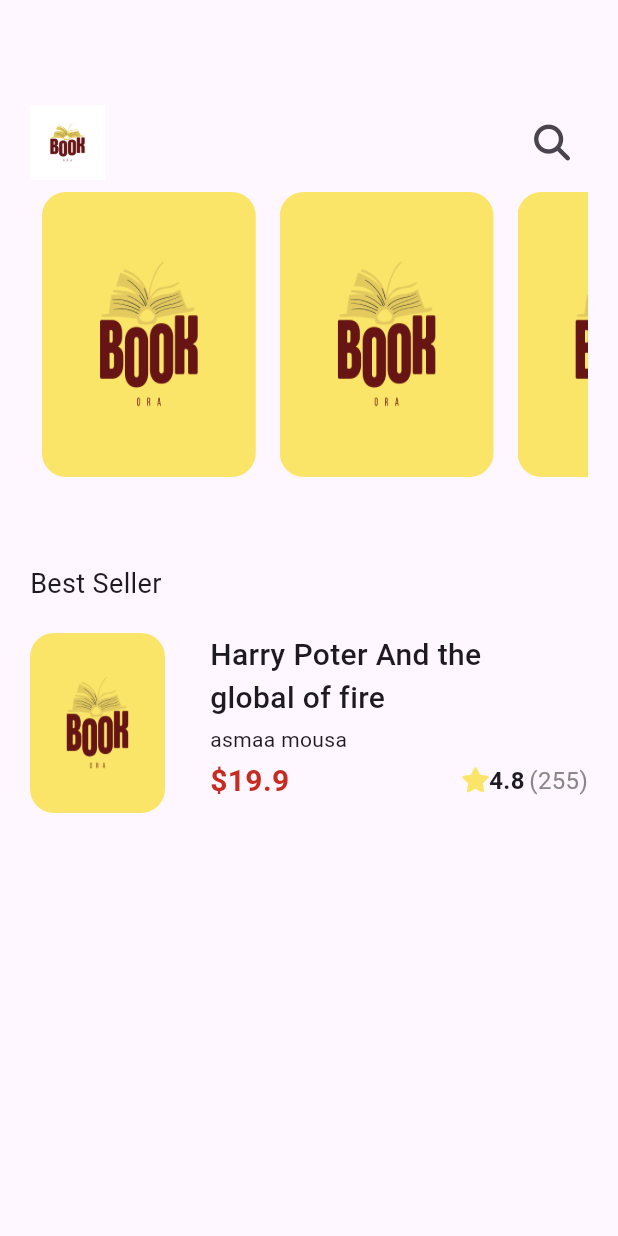
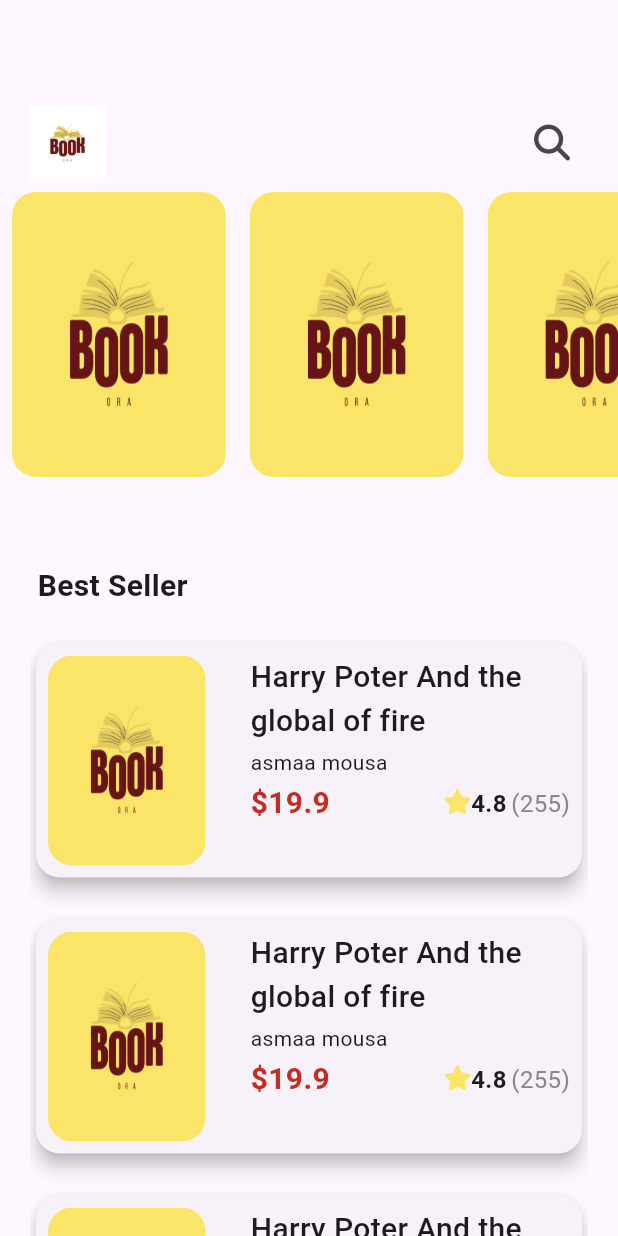
Before and after one commit to asmaamousa/Bookora, a Flutter app: the screen it shows after launch, on a phone screen of 412 x 824 dp. Run offline on Flutter 3.47's test engine with Material 3 defaults, Android fonts, the phone set to English and light mode, and no system bars; our stand-ins replace font_awesome_flutter, get, google_fonts.

Commit message:
best seller done

```diff
--- /dev/null
+++ b/lib/features/home/presentation/views/widgets/best_seller_listview.dart
@@ -0,0 +1,22 @@
+import 'package:bookora/features/home/presentation/views/widgets/bestseller_list_item.dart';
+import 'package:flutter/cupertino.dart';
+
+class BestSellerListview extends StatelessWidget {
+  const BestSellerListview({super.key});
+
+  @override
+  Widget build(BuildContext context) {
+    return ListView.builder(
+      // shrinkWrap: true,
+
+       physics:NeverScrollableScrollPhysics(),
+       padding:EdgeInsets.zero,
+      itemCount: 10,
+      itemBuilder: (context,index){
+      return Padding(
+        padding: const EdgeInsets.symmetric(vertical: 10),
+        child: BestSellerListItem(),
+      );
+    });
+  }
+}
--- a/lib/features/home/presentation/views/widgets/bestseller_list_item.dart
+++ b/lib/features/home/presentation/views/widgets/bestseller_list_item.dart
@@ -1,17 +1,25 @@
-import 'package:bookora/constantes.dart';
 import 'package:bookora/cores/utils/assets.dart';
 import 'package:bookora/cores/utils/styles.dart';
+import 'package:bookora/features/home/presentation/views/widgets/book_rating.dart';
 import 'package:flutter/cupertino.dart';
 import 'package:flutter/material.dart';
-import 'package:font_awesome_flutter/font_awesome_flutter.dart';
+
 
 class BestSellerListItem extends StatelessWidget {
   const BestSellerListItem({super.key});
 
   @override
   Widget build(BuildContext context) {
-    return SizedBox(
-      height: 120,
+    return Card(
+      // margin:EdgeInsets.all(30),
+        elevation: 5, // قوة الشادو
+    shape: RoundedRectangleBorder(
+      borderRadius: BorderRadius.circular(16),
+    ),
+      child: Padding(
+        padding: const EdgeInsets.all(8.0),
+        child: SizedBox(
+          height: 140,
           child: Row(
             children: [
               AspectRatio(
@@ -45,7 +53,7 @@
                     const SizedBox(height: 3),
                     const Text("asmaa mousa", style: Styles.textStyle14),
                     const SizedBox(height: 3),
-                const BookReting()
+                    const BookRating()
                   ],
                 ),
               ),
@@ -53,35 +61,8 @@
               // Column()
             ],
           ),
+        ),
+      ),
     );
   }
 }
-
-class BookReting extends StatelessWidget {
-  const BookReting({super.key});
-
-  @override
-  Widget build(BuildContext context) {
-    return Row(
-                children: [
-                  Text(
-                    r'$'
-                    "19.9",
-                    style: Styles.textStyle20.copyWith(
-                      fontWeight: FontWeight.bold,
-                      color: const Color.fromARGB(255, 198, 45, 34)
-                    ),
-                  ),
-                  Spacer(),
-                const  FaIcon(FontAwesomeIcons.solidStar,color:kPrimaryColor,size: 16,),
-                  Text("4.8",style: Styles.textStyle16.copyWith(
-                    fontWeight: FontWeight.w600
-                  ),),
-                SizedBox(width: 3,),
-                   Text("(255)",style: Styles.textStyle16.copyWith(
-                    color: const Color.fromRGBO(137, 136, 136, 1)
-                  ),)
-                ],
-              );
-  }
-}
--- /dev/null
+++ b/lib/features/home/presentation/views/widgets/book_rating.dart
@@ -0,0 +1,33 @@
+import 'package:bookora/constantes.dart';
+import 'package:bookora/cores/utils/styles.dart';
+import 'package:flutter/cupertino.dart';
+import 'package:font_awesome_flutter/font_awesome_flutter.dart';
+
+class BookRating extends StatelessWidget {
+  const BookRating({super.key});
+
+  @override
+  Widget build(BuildContext context) {
+    return Row(
+                children: [
+                  Text(
+                    r'$'
+                    "19.9",
+                    style: Styles.textStyle20.copyWith(
+                      fontWeight: FontWeight.bold,
+                      color: const Color.fromARGB(255, 198, 45, 34)
+                    ),
+                  ),
+                  Spacer(),
+                const  FaIcon(FontAwesomeIcons.solidStar,color:kPrimaryColor,size: 16,),
+                  Text("4.8",style: Styles.textStyle16.copyWith(
+                    fontWeight: FontWeight.w600
+                  ),),
+                SizedBox(width: 3,),
+                   Text("(255)",style: Styles.textStyle16.copyWith(
+                    color: const Color.fromRGBO(137, 136, 136, 1)
+                  ),)
+                ],
+              );
+  }
+}
--- a/lib/features/home/presentation/views/widgets/home_view_body.dart
+++ b/lib/features/home/presentation/views/widgets/home_view_body.dart
@@ -1,6 +1,7 @@
 
 import 'package:bookora/cores/utils/assets.dart';
 import 'package:bookora/cores/utils/styles.dart';
+import 'package:bookora/features/home/presentation/views/widgets/best_seller_listview.dart';
 import 'package:bookora/features/home/presentation/views/widgets/bestseller_list_item.dart';
 import 'package:bookora/features/home/presentation/views/widgets/custom_appbar.dart';
 import 'package:bookora/features/home/presentation/views/widgets/featured_book_listview.dart';
@@ -12,23 +13,40 @@
 
   @override
   Widget build(BuildContext context) {
-    return  Padding(
-      padding: const EdgeInsets.symmetric(horizontal: 20),
-      child: const Column(
+    return
+    CustomScrollView(
+      slivers: [
+SliverToBoxAdapter(
+  child: Column(
         crossAxisAlignment: CrossAxisAlignment.start,
         children: [
-          CustomAppBar(),
+          Padding(
+            padding: const EdgeInsets.symmetric(horizontal: 20),
+            child: CustomAppBar(),
+          ),
         FeaturedBooksListView(),
         SizedBox(height: 50,),
-        Text("Best Seller",
-        style: Styles.textStyle18,
+        Padding(
+          padding: const EdgeInsets.symmetric(horizontal: 25),
+          child: Text("Best Seller",
+          style: Styles.textStyle20.copyWith(fontWeight: FontWeight.bold),
+          ),
         ),
         SizedBox(
-          height: 20,
+          height: 10,
         ),
-           BestSellerListItem()
+
         ],
       ),
+),
+SliverFillRemaining(
+child: Padding(
+ padding: const EdgeInsets.symmetric(horizontal: 20),
+  child: BestSellerListview(),
+),
+)
+      ],
     );
+
   }
 }
```
Lines whose indentation alone changed are shown as unchanged.
